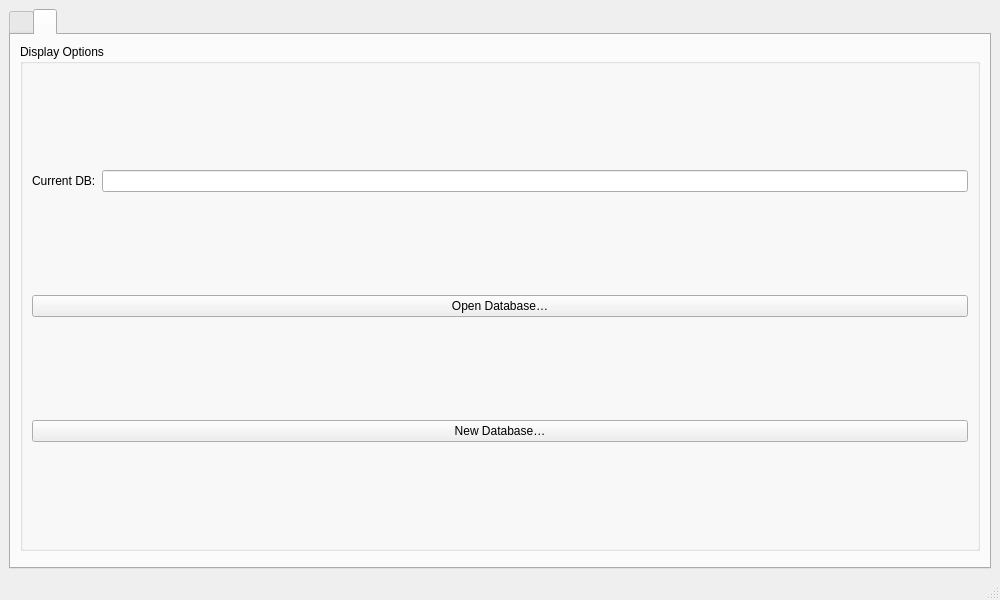
This is src/MainWindow.ui in Jake-Andrews/NDVDetector as Qt 5 draws it before an edit. The edited form follows.
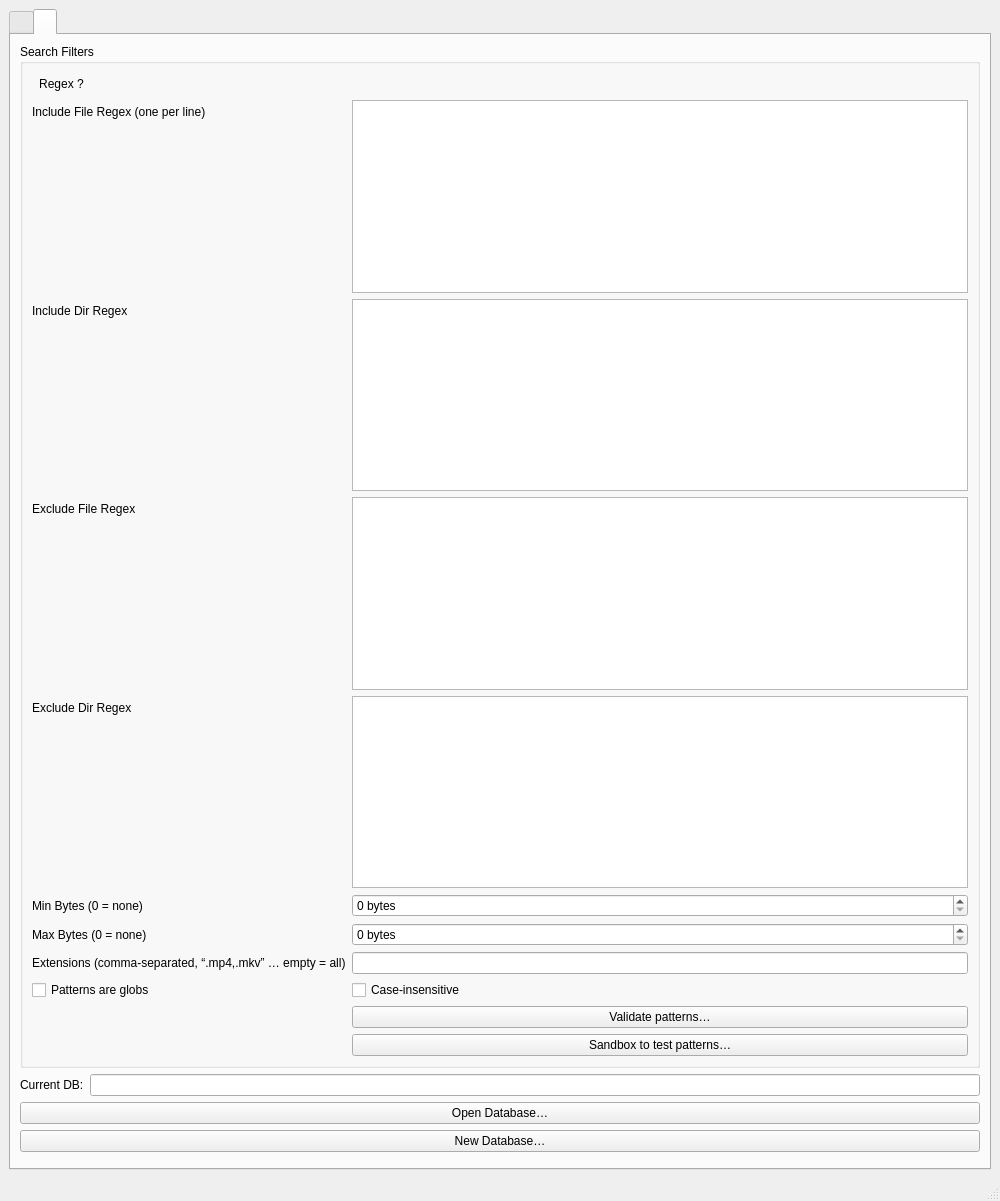
This is the edited form. The open tabs and pages were chosen to show the change.

Commit message: nlohmann json vendored, store settings in JSON inside of the DB, include / exclude file and directories based on regex, glob / insensitive regex options enabled with a checkbox, create a list of extensions to search for, regex testing popup window...one commit...

The edit to the form file:
```diff
--- a/src/MainWindow.ui
+++ b/src/MainWindow.ui
@@ -157,45 +157,153 @@
       <widget class="QWidget" name="settingsTab">
        <layout class="QVBoxLayout" name="settingsLayout">
         <item>
-         <widget class="QGroupBox" name="displaySettingsGroup">
-          <property name="title">
-           <string>Display Options</string>
-          </property>
-          <layout class="QVBoxLayout" name="displaySettingsLayout">
-            <!-- show current DB file path -->
-            <item>
-              <layout class="QHBoxLayout" name="dbStatusLayout">
-                <item>
-                  <widget class="QLabel" name="currentDbLabel">
-                    <property name="text">
-                      <string>Current DB:</string>
-                    </property>
-                  </widget>
-                </item>
-                <item>
-                  <widget class="QLineEdit" name="currentDbLineEdit">
-                    <property name="readOnly"><bool>true</bool></property>
-                  </widget>
-                </item>
-              </layout>
-            </item>
-            <item>
-            <!-- load DB button -->
-             <widget class="QPushButton" name="loadDbButton">
-              <property name="text"><string>Open Database…</string></property>
-             </widget>
-            </item>
-            <item>
-            <!-- new DB button -->
-             <widget class="QPushButton" name="newDbButton">
-              <property name="text">
-               <string>New Database…</string>
-              </property>
-             </widget>
-            </item>
+         <widget class="QGroupBox" name="filtersGroup">
+          <property name="title"><string>Search Filters</string></property>
+          <layout class="QFormLayout" name="filtersLayout">
+           <!-- regex help row -->
+           <item row="0" column="0" colspan="3">
+            <widget class="QToolButton" name="regexHelpButton">
+             <property name="text"><string>Regex ?</string></property>
+             <property name="toolTip"><string>
+              &lt;qt&gt;
+              &lt;b&gt;Regex Syntax&lt;/b&gt;&lt;br/&gt;
+              This application uses the C++ Standard Library Regular Expressions (std::regex).&lt;br/&gt;
+              The syntax is based on ECMAScript (similar to JavaScript).&lt;br/&gt;&lt;br/&gt;
+              Examples:&lt;br/&gt;
+              • ^video - matches any string that starts with "video"&lt;br/&gt;
+              • .mp4$ - matches any string ending with ".mp4"&lt;br/&gt;
+              • (dog|cat) - matches either "dog" or "cat"&lt;/qt&gt;
+              &lt;br/&gt;
+              &lt;br/&gt;
+
+              &lt;b&gt;Glob Syntax&lt;/b&gt;&lt;br/&gt;
+              If you enable &quot;Patterns are globs&quot;, file and directory filters will use shell-style wildcards instead of regex.&lt;br/&gt;&lt;br/&gt;
+              Examples:&lt;br/&gt;
+              &amp;bull; &lt;code&gt;*.mp4&lt;/code&gt; – matches all files ending in &quot;.mp4&quot;&lt;br/&gt;
+              &amp;bull; &lt;code&gt;video*&lt;/code&gt; – matches files that start with &quot;video&quot;&lt;br/&gt;
+              &amp;bull; &lt;code&gt;*dog*.*&lt;/code&gt; – matches anything with &quot;dog&quot; in the name&lt;br/&gt;&lt;br/&gt;
+
+              &lt;qt&gt;
+              &lt;b&gt;If any include filter is defined:&lt;/b&gt;&lt;br/&gt;
+              &amp;bull; Only include files that match an include regex.&lt;br/&gt;
+              &amp;bull; Exclude filters are ignored.&lt;br/&gt;&lt;br/&gt;
+              &lt;b&gt;If no include filters are defined:&lt;/b&gt;&lt;br/&gt;
+              &amp;bull; Match everything except what's excluded.
+              &lt;/qt&gt;
+
+             </string></property>
+             <property name="autoRaise"><bool>true</bool></property>
+            </widget>
+           </item>
+           <item row="1" column="0">
+            <widget class="QLabel" name="includeFileLabel">
+             <property name="text"><string>Include File Regex (one per line)</string></property>
+            </widget>
+           </item>
+           <item row="1" column="1">
+            <widget class="QPlainTextEdit" name="includeFileEdit"/>
+           </item>
+           <item row="2" column="0">
+            <widget class="QLabel" name="includeDirLabel">
+             <property name="text"><string>Include Dir Regex</string></property>
+            </widget>
+           </item>
+           <item row="2" column="1">
+            <widget class="QPlainTextEdit" name="includeDirEdit"/>
+           </item>
+           <item row="3" column="0">
+            <widget class="QLabel" name="excludeFileLabel">
+             <property name="text"><string>Exclude File Regex</string></property>
+            </widget>
+           </item>
+           <item row="3" column="1">
+            <widget class="QPlainTextEdit" name="excludeFileEdit"/>
+           </item>
+           <item row="4" column="0">
+            <widget class="QLabel" name="excludeDirLabel">
+             <property name="text"><string>Exclude Dir Regex</string></property>
+            </widget>
+           </item>
+           <item row="4" column="1">
+            <widget class="QPlainTextEdit" name="excludeDirEdit"/>
+           </item>
+           <item row="5" column="0">
+            <widget class="QLabel" name="minBytesLabel">
+             <property name="text"><string>Min Bytes (0 = none)</string></property>
+            </widget>
+           </item>
+           <item row="5" column="1">
+            <widget class="QSpinBox" name="minBytesSpin">
+             <property name="maximum"><number>9223372036854775807</number></property>
+             <property name="suffix"><string> bytes</string></property>
+            </widget>
+           </item>
+           <item row="6" column="0">
+            <widget class="QLabel" name="maxBytesLabel">
+             <property name="text"><string>Max Bytes (0 = none)</string></property>
+            </widget>
+           </item>
+           <item row="6" column="1">
+            <widget class="QSpinBox" name="maxBytesSpin">
+             <property name="maximum"><number>9223372036854775807</number></property>
+             <property name="suffix"><string> bytes</string></property>
+            </widget>
+           </item>
+           <item row="7" column="0">
+            <widget class="QLabel" name="extLabel">
+             <property name="text"><string>Extensions (comma-separated, “.mp4,.mkv” … empty = all)</string></property>
+            </widget>
+           </item>
+           <item row="7" column="1">
+            <widget class="QLineEdit" name="extensionsEdit"/>
+           </item>
+           <item row="8" column="0">
+            <widget class="QCheckBox" name="globCheckBox">
+             <property name="text"><string>Patterns are globs</string></property>
+            </widget>
+           </item>
+           <item row="8" column="1">
+            <widget class="QCheckBox" name="caseCheckBox">
+             <property name="text"><string>Case-insensitive</string></property>
+            </widget>
+           </item>
+           <item row="9" column="1">
+            <widget class="QPushButton" name="validatePatternsButton">
+             <property name="text"><string>Validate patterns…</string></property>
+            </widget>
+           </item>
+           <item row="10" column="1">
+            <widget class="QPushButton" name="regexTesterButton">
+             <property name="text"><string>Sandbox to test patterns…</string></property>
+            </widget>
+           </item>
           </layout>
          </widget>
         </item>
+        <item>
+         <layout class="QHBoxLayout" name="dbStatusLayout">
+          <item>
+           <widget class="QLabel" name="currentDbLabel">
+            <property name="text"><string>Current DB:</string></property>
+           </widget>
+          </item>
+          <item>
+           <widget class="QLineEdit" name="currentDbLineEdit">
+            <property name="readOnly"><bool>true</bool></property>
+           </widget>
+          </item>
+         </layout>
+        </item>
+        <item>
+         <widget class="QPushButton" name="loadDbButton">
+          <property name="text"><string>Open Database…</string></property>
+         </widget>
+        </item>
+        <item>
+         <widget class="QPushButton" name="newDbButton">
+          <property name="text"><string>New Database…</string></property>
+         </widget>
+        </item>
         <item>
          <spacer name="verticalSpacer">
           <property name="orientation">
```
Left out of the diff: 80 changed lines with no effect on the pictures. The commit also changes 18 other files.
